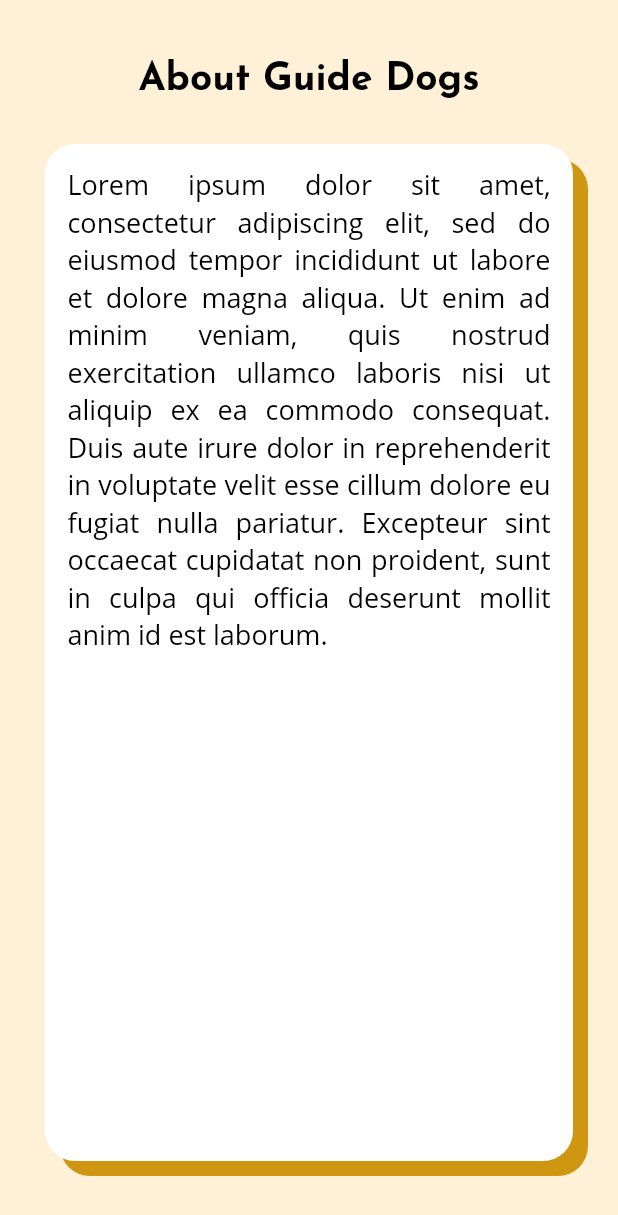
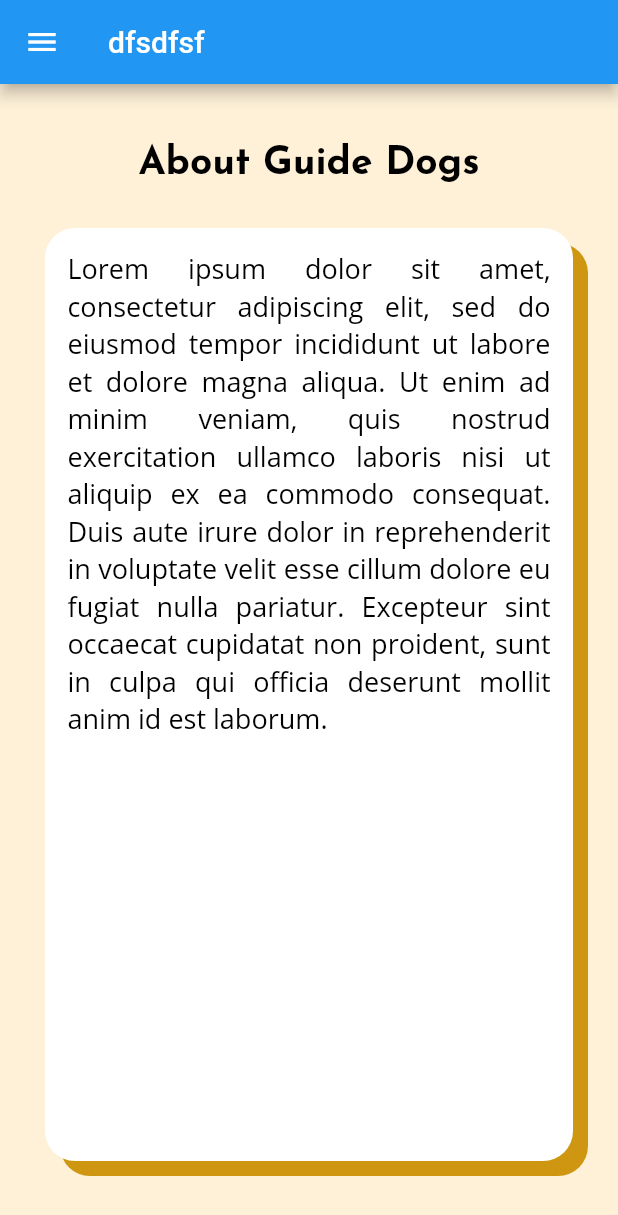
Before and after one commit to Thornie/DGHA-App, a Flutter app: the screen it shows after launch, on a phone screen of 412 x 824 dp. Shown: the top 1215 px of the screen. Run offline on Flutter 3.47's test engine with Material 2 defaults, Android fonts, the phone set to English and light mode, and no system bars.

Commit message:
Changes to app bar
Co-authored-by: LEE CHU YEM <101781351@student.swin.edu.au>

```diff
--- a/lib/component/infoContainer.dart
+++ b/lib/component/infoContainer.dart
@@ -1,5 +1,6 @@
 import 'package:flutter/material.dart';
 import 'package:dgha_brochure/styles.dart';
+
 
 class InfoContainer extends StatelessWidget {
   // text
--- a/lib/screen/menu_screen.dart
+++ b/lib/screen/menu_screen.dart
@@ -2,20 +2,30 @@ import 'package:flutter/material.dart';
 import './page_screen/guide_dog_info_screen.dart';
 import './page_screen/guide_dog_access_screen.dart';
 import './page_screen/law_screen.dart';
+import 'package:dgha_brochure/component/navBar.dart';
 
 class MenuScreen extends StatefulWidget {
   static String id = "menu_screen";
   @override
-  _MenuScreenState createState() => _MenuScreenState();
+  MenuScreenState createState() => MenuScreenState();
 }
 
-class _MenuScreenState extends State<MenuScreen> {
+class MenuScreenState extends State<MenuScreen> {
   final List<Widget> pages = [DGInfoScreen(), DGAccessScreen(), LawScreen()];
+  static PageController controller =
+      PageController(initialPage: 0, keepPage: false);
 
   @override
   Widget build(BuildContext context) {
     return Scaffold(
-      body: PageView(children: pages),
+      appBar: AppBar(
+        title: Text("dfsdfsf"),
+      ),
+      drawer: NavBar(),
+      body: PageView(
+        children: pages,
+        controller: controller,
+      ),
     );
   }
 }
```
Also changed, not shown: lib/component/navBar.dart (+28 -0 lines).
